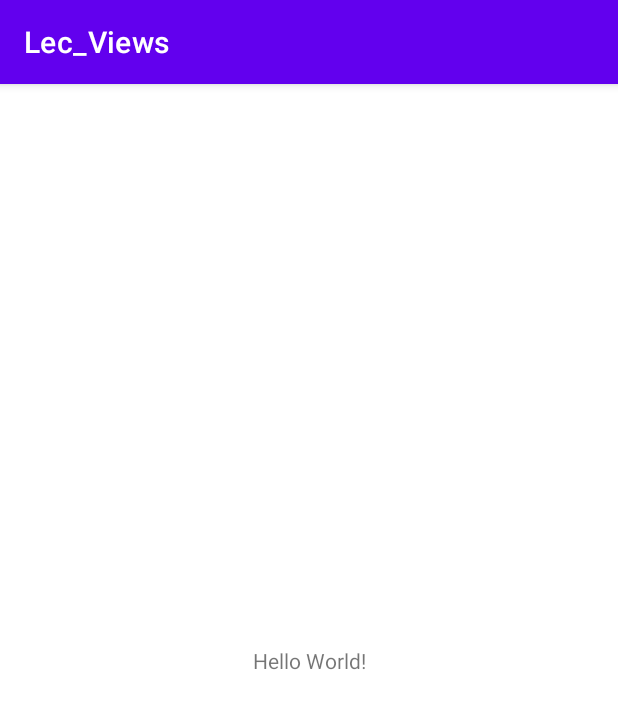
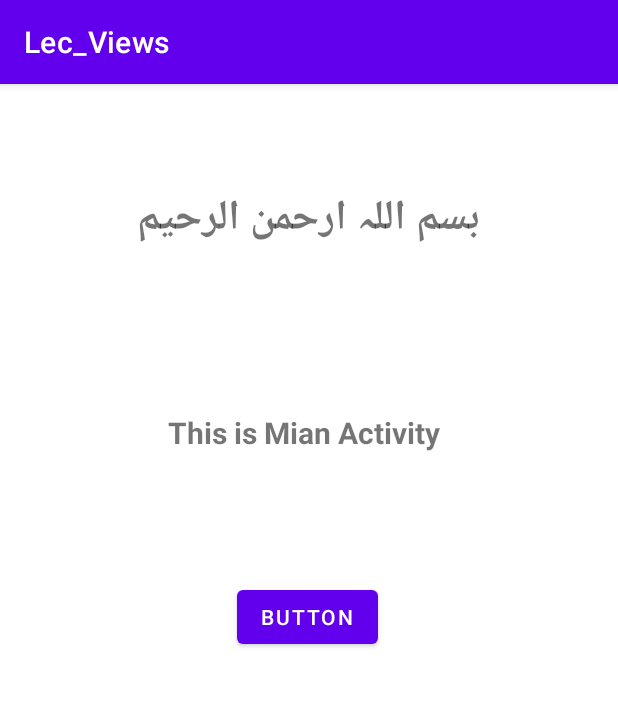
Before and after one commit to Anas428/Mobile_Computing_Progress, an Android app: the screen it shows after launch (MainActivity), on a phone screen of 412 x 824 dp. Shown: the top 709 px of the screen. Run offline under Robolectric (Android 15) with nearby library versions, the phone set to English and light mode, and no system bars.

Commit message:
Lecture 5 updated

```diff
--- a/Projects/Lec 5/app/src/main/res/layout/activity_main.xml
+++ b/Projects/Lec 5/app/src/main/res/layout/activity_main.xml
@@ -7,12 +7,52 @@
     tools:context=".MainActivity">
 
     <TextView
+        android:id="@+id/textView"
+        android:layout_width="254dp"
+        android:layout_height="53dp"
+        android:layout_marginStart="77dp"
+        android:layout_marginLeft="77dp"
+        android:layout_marginTop="88dp"
+        android:layout_marginEnd="80dp"
+        android:layout_marginRight="80dp"
+        android:gravity="center_horizontal|center_vertical"
+        android:text="This is Mian Activity "
+        android:textSize="20sp"
+        android:textStyle="bold"
+        app:layout_constraintEnd_toEndOf="parent"
+        app:layout_constraintHorizontal_bias="1.0"
+        app:layout_constraintStart_toStartOf="parent"
+        app:layout_constraintTop_toBottomOf="@+id/textView3" />
+
+    <Button
+        android:id="@+id/button"
         android:layout_width="wrap_content"
         android:layout_height="wrap_content"
-        android:text="Hello World!"
-        app:layout_constraintBottom_toBottomOf="parent"
-        app:layout_constraintLeft_toLeftOf="parent"
-        app:layout_constraintRight_toRightOf="parent"
+        android:layout_marginStart="158dp"
+        android:layout_marginLeft="158dp"
+        android:layout_marginTop="72dp"
+        android:layout_marginEnd="159dp"
+        android:layout_marginRight="159dp"
+        android:text="Button"
+        app:layout_constraintEnd_toEndOf="parent"
+        app:layout_constraintHorizontal_bias="0.0"
+        app:layout_constraintStart_toStartOf="parent"
+        app:layout_constraintTop_toBottomOf="@+id/textView" />
+
+    <TextView
+        android:id="@+id/textView3"
+        android:layout_width="350dp"
+        android:layout_height="54dp"
+        android:layout_marginStart="30dp"
+        android:layout_marginLeft="30dp"
+        android:layout_marginTop="64dp"
+        android:layout_marginEnd="31dp"
+        android:layout_marginRight="31dp"
+        android:gravity="center_horizontal|center_vertical"
+        android:text="بسم اللہ ارحمن الرحیم"
+        android:textSize="28sp"
+        android:textStyle="bold"
+        app:layout_constraintEnd_toEndOf="parent"
+        app:layout_constraintStart_toStartOf="parent"
         app:layout_constraintTop_toTopOf="parent" />
-
 </androidx.constraintlayout.widget.ConstraintLayout>
```
Also changed, not shown: Projects/Lec 5/app/src/main/res/layout/sample_layout.xml (added, +24 -0 lines).
